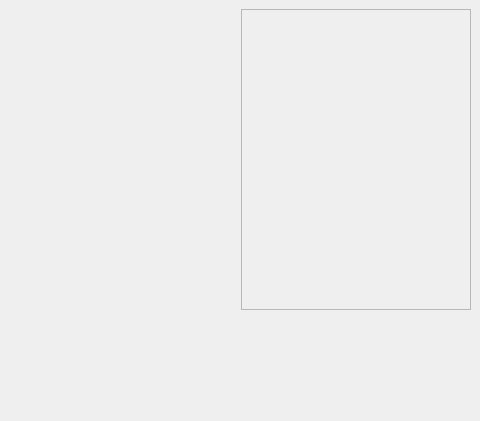
Above: TDC/TDCGUI_MultiWindow.ui from gmondee/BigGUI before the change; both pictures show x 448 to 928 and y 0 to 421 of the 928 by 744 pixel window. Below: the same form after it.
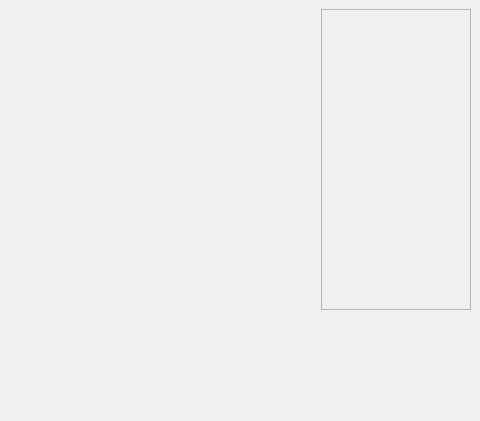
That is the form after the change. Custom widgets are drawn as their Qt base class.

Patch:
```diff
--- a/TDC/TDCGUI_MultiWindow.ui
+++ b/TDC/TDCGUI_MultiWindow.ui
@@ -197,7 +197,7 @@
        <widget class="QFrame" name="oldPlotListFrame">
         <property name="minimumSize">
          <size>
-          <width>230</width>
+          <width>150</width>
           <height>0</height>
          </size>
         </property>
```
